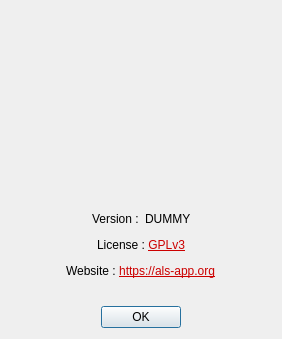
First picture: the form in src/als/ui/about_ui.ui, repository gehelem/als, before the edit.
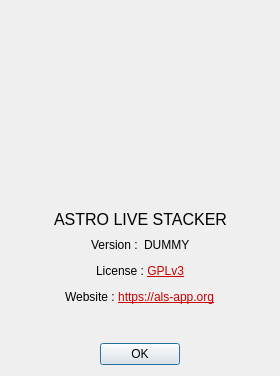
Second picture: the form after the edit. Icons and pictures are not drawn.

Commit message: add application name to about box

Patch:
```diff
--- a/src/als/ui/about_ui.ui
+++ b/src/als/ui/about_ui.ui
@@ -9,8 +9,8 @@
    <rect>
     <x>0</x>
     <y>0</y>
-    <width>282</width>
-    <height>339</height>
+    <width>280</width>
+    <height>376</height>
    </rect>
   </property>
   <property name="windowTitle">
@@ -81,6 +81,48 @@
      </item>
     </layout>
    </item>
+   <item>
+    <layout class="QHBoxLayout" name="horizontalLayout_7">
+     <item>
+      <spacer name="horizontalSpacer_11">
+       <property name="orientation">
+        <enum>Qt::Horizontal</enum>
+       </property>
+       <property name="sizeHint" stdset="0">
+        <size>
+         <width>40</width>
+         <height>20</height>
+        </size>
+       </property>
+      </spacer>
+     </item>
+     <item>
+      <widget class="QLabel" name="label_2">
+       <property name="font">
+        <font>
+         <pointsize>12</pointsize>
+        </font>
+       </property>
+       <property name="text">
+        <string>ASTRO LIVE STACKER</string>
+       </property>
+      </widget>
+     </item>
+     <item>
+      <spacer name="horizontalSpacer_12">
+       <property name="orientation">
+        <enum>Qt::Horizontal</enum>
+       </property>
+       <property name="sizeHint" stdset="0">
+        <size>
+         <width>40</width>
+         <height>20</height>
+        </size>
+       </property>
+      </spacer>
+     </item>
+    </layout>
+   </item>
    <item>
     <layout class="QHBoxLayout" name="horizontalLayout_2">
      <item>
```
